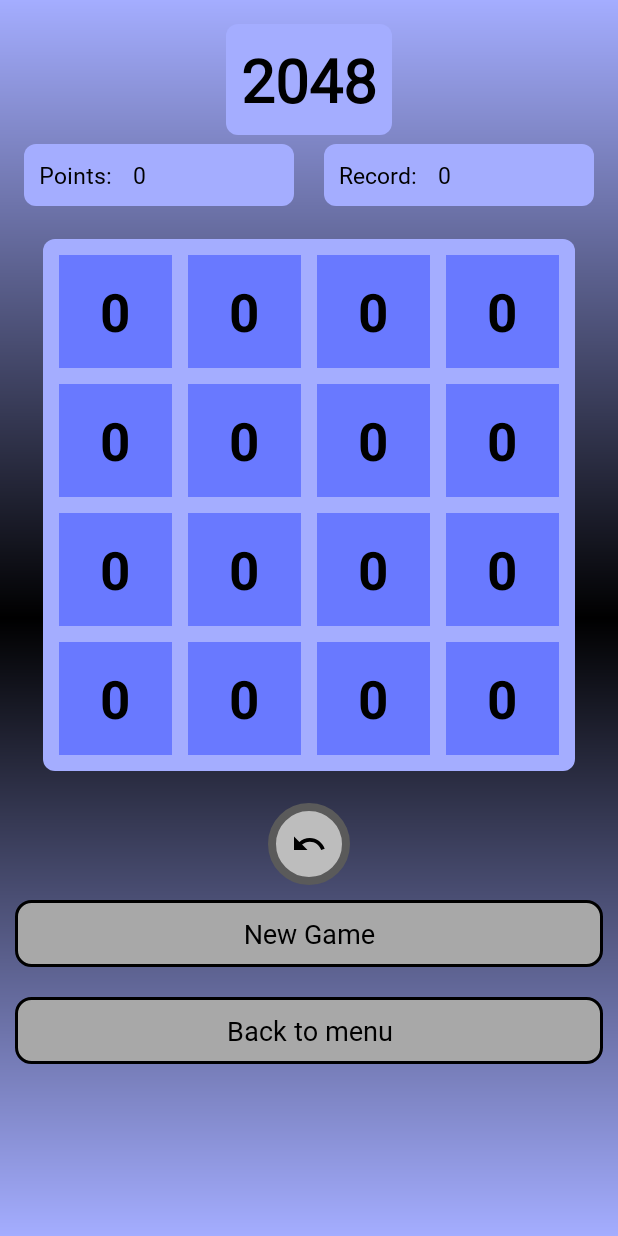
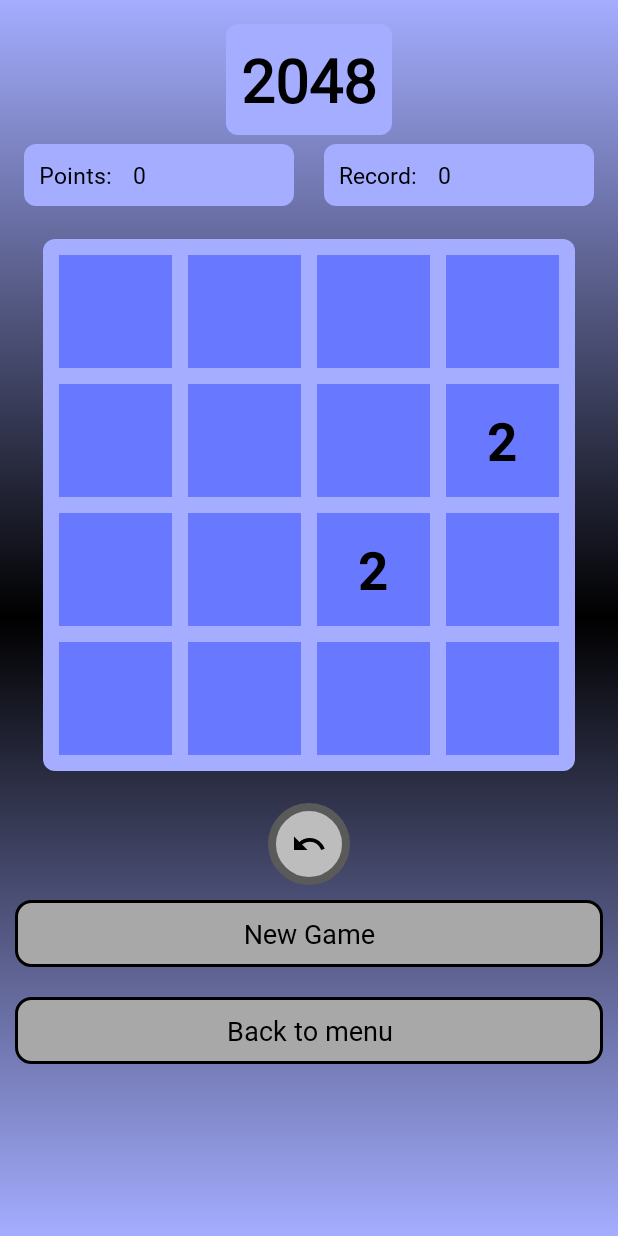
Before and after one commit to juanfrancisco164/Android_Games, an Android app: the Main2048 screen opened directly, with no data from a screen before it, on a phone screen of 412 x 824 dp. Run offline under Robolectric (Android 15) with nearby library versions, the phone set to English and light mode, and no system bars.

Commit message:
Undo Button Senku, upgrading 2048 dialogs

```diff
--- a/app/src/main/java/com/example/games_overspace/Register.java
+++ b/app/src/main/java/com/example/games_overspace/Register.java
@@ -84,7 +84,8 @@ public class Register extends AppCompatActivity {
         AlertDialog.Builder builder = new AlertDialog.Builder(this);
         builder.setMessage("Usuario registrado con éxito.")
                 .setTitle("Éxito")
-                .setPositiveButton("OK", new DialogInterface.OnClickListener() {
+                .setCancelable(false)
+                .setPositiveButton("Log In", new DialogInterface.OnClickListener() {
                     public void onClick(DialogInterface dialog, int id) {
                         openLoginPage();
                     }
--- a/app/src/main/res/layout/activity_2048.xml
+++ b/app/src/main/res/layout/activity_2048.xml
@@ -108,112 +108,112 @@
             style="@style/GameCell"
             android:layout_row="0"
             android:layout_column="0"
-            android:text="0" />
+            android:text="" />
 
         <TextView
             android:id="@+id/cell_01"
             style="@style/GameCell"
             android:layout_row="0"
             android:layout_column="1"
-            android:text="0" />
+            android:text="" />
 
         <TextView
             android:id="@+id/cell_02"
             style="@style/GameCell"
             android:layout_row="0"
             android:layout_column="2"
-            android:text="0" />
+            android:text="" />
 
         <TextView
             android:id="@+id/cell_03"
             style="@style/GameCell"
             android:layout_row="0"
             android:layout_column="3"
-            android:text="0" />
+            android:text="" />
 
         <TextView
             android:id="@+id/cell_10"
             style="@style/GameCell"
             android:layout_row="1"
             android:layout_column="0"
-            android:text="0" />
+            android:text="" />
 
         <TextView
             android:id="@+id/cell_11"
             style="@style/GameCell"
             android:layout_row="1"
             android:layout_column="1"
-            android:text="0" />
+            android:text="" />
 
         <TextView
             android:id="@+id/cell_12"
             style="@style/GameCell"
             android:layout_row="1"
             android:layout_column="2"
-            android:text="0" />
+            android:text="" />
 
         <TextView
             android:id="@+id/cell_13"
             style="@style/GameCell"
             android:layout_row="1"
             android:layout_column="3"
-            android:text="0" />
+            android:text="" />
 
         <TextView
             android:id="@+id/cell_20"
             style="@style/GameCell"
             android:layout_row="2"
             android:layout_column="0"
-            android:text="0" />
+            android:text="" />
 
         <TextView
             android:id="@+id/cell_21"
             style="@style/GameCell"
             android:layout_row="2"
             android:layout_column="1"
-            android:text="0" />
+            android:text="" />
 
         <TextView
             android:id="@+id/cell_22"
             style="@style/GameCell"
             android:layout_row="2"
             android:layout_column="2"
-            android:text="0" />
+            android:text="" />
 
         <TextView
             android:id="@+id/cell_23"
             style="@style/GameCell"
             android:layout_row="2"
             android:layout_column="3"
-            android:text="0" />
+            android:text="" />
 
         <TextView
             android:id="@+id/cell_30"
             style="@style/GameCell"
             android:layout_row="3"
             android:layout_column="0"
-            android:text="0" />
+            android:text="" />
 
         <TextView
             android:id="@+id/cell_31"
             style="@style/GameCell"
             android:layout_row="3"
             android:layout_column="1"
-            android:text="0" />
+            android:text="" />
 
         <TextView
             android:id="@+id/cell_32"
             style="@style/GameCell"
             android:layout_row="3"
             android:layout_column="2"
-            android:text="0" />
+            android:text="" />
 
         <TextView
             android:id="@+id/cell_33"
             style="@style/GameCell"
             android:layout_row="3"
             android:layout_column="3"
-            android:text="0" />
+            android:text="" />
     </GridLayout>
 
     <TextView
--- a/app/src/main/res/layout/activity_senku.xml
+++ b/app/src/main/res/layout/activity_senku.xml
@@ -84,8 +84,7 @@
         android:layout_centerHorizontal="true"
         android:layout_marginTop="5dp"
         android:padding="15dp"
-        android:drawableStart="@drawable/baseline_undo_24"
-        android:onClick="undo_senku" />
+        android:drawableStart="@drawable/baseline_undo_24" />
 
     <TextView
         android:id="@+id/btnStartGame"
```
Also changed, not shown: app/src/main/java/com/example/games_overspace/Main2048.java (+11 -6 lines), app/src/main/java/com/example/games_overspace/MainSenku.java (+110 -12 lines).
